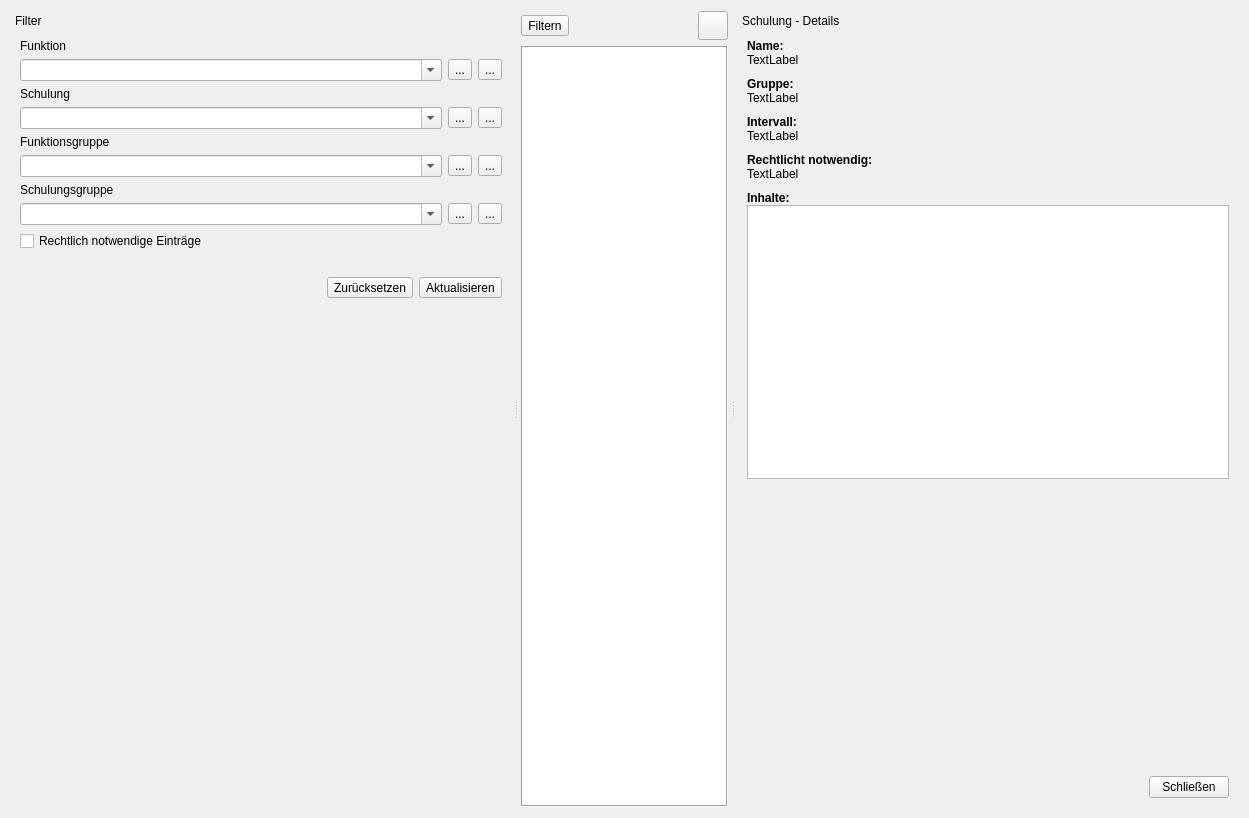
The window that ui/qmqualimatrixwidget.ui (Christian-Kr/QualificationMatrix) describes before a commit, drawn with Qt 5.
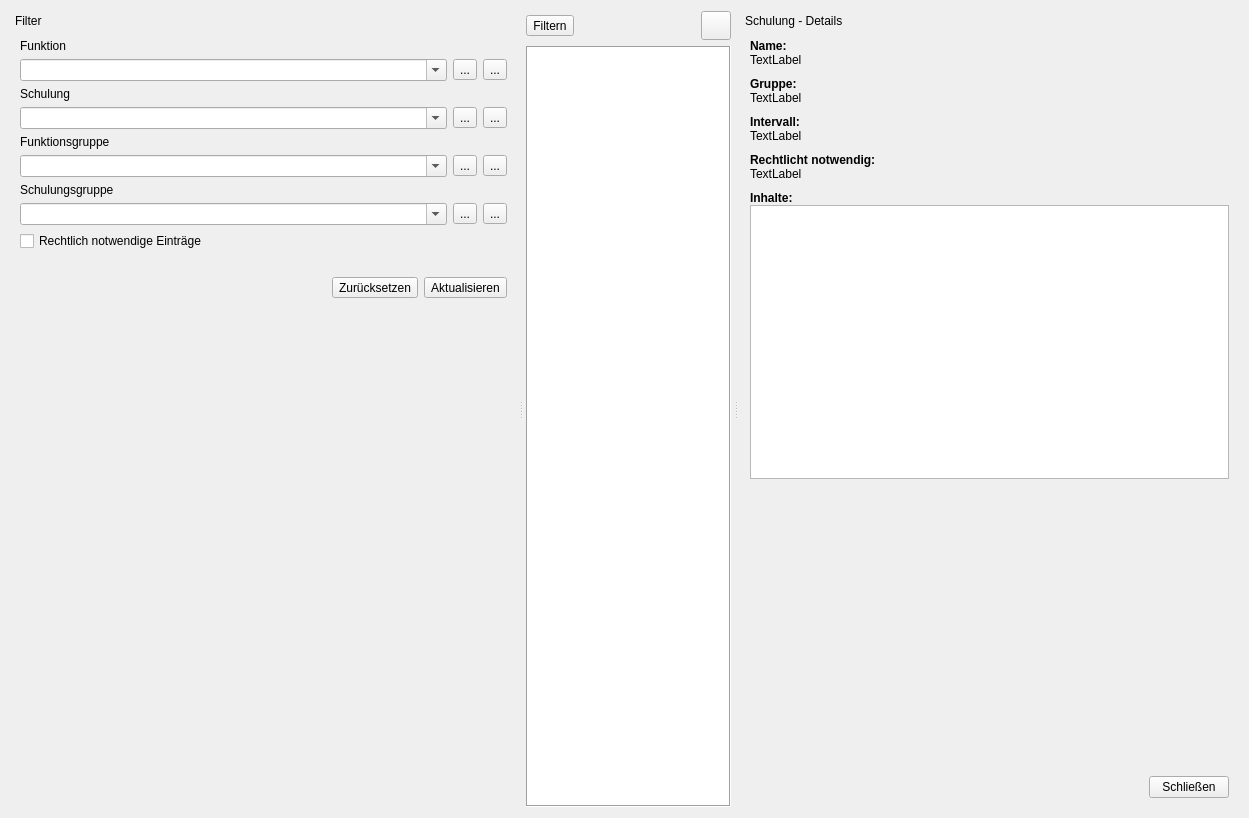
The same window after the commit. Icons and pictures are not drawn. Custom widgets are drawn as their Qt base class.

```diff
--- a/ui/qmqualimatrixwidget.ui
+++ b/ui/qmqualimatrixwidget.ui
@@ -31,7 +31,7 @@
      <widget class="QDockWidget" name="dwFilter">
       <property name="minimumSize">
        <size>
-        <width>300</width>
+        <width>305</width>
         <height>494</height>
        </size>
       </property>
@@ -528,6 +528,9 @@
          <attribute name="horizontalHeaderDefaultSectionSize">
           <number>30</number>
          </attribute>
+         <attribute name="verticalHeaderDefaultSectionSize">
+          <number>30</number>
+         </attribute>
         </widget>
        </item>
       </layout>
```
